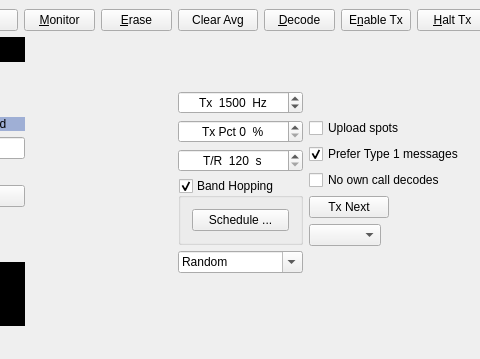
Qt form widgets/mainwindow.ui (saitohirga/WSJT-X) before a commit; both pictures show x 215 to 695 and y 196 to 555 of the 867 by 555 pixel window.
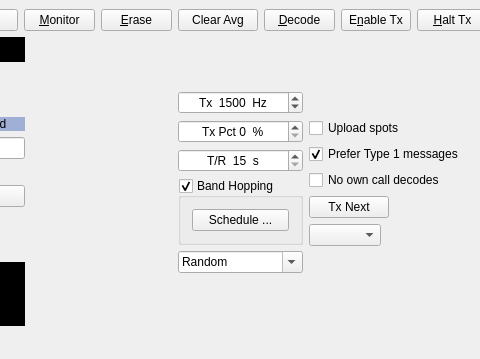
The same form after that commit. The open tabs and pages were chosen to show the change. Custom widgets are drawn as their Qt base class.

Commit message: Increase valid range of TRperiod controls.

Diff of the .ui file:
```diff
--- a/widgets/mainwindow.ui
+++ b/widgets/mainwindow.ui
@@ -2120,10 +2120,10 @@
                        <string>T/R  </string>
                       </property>
                       <property name="minimum">
-                       <number>120</number>
+                       <number>15</number>
                       </property>
                       <property name="maximum">
-                       <number>300</number>
+                       <number>1800</number>
                       </property>
                      </widget>
                     </item>
```
Left out of the diff: 2 changed lines with no effect on the pictures.
